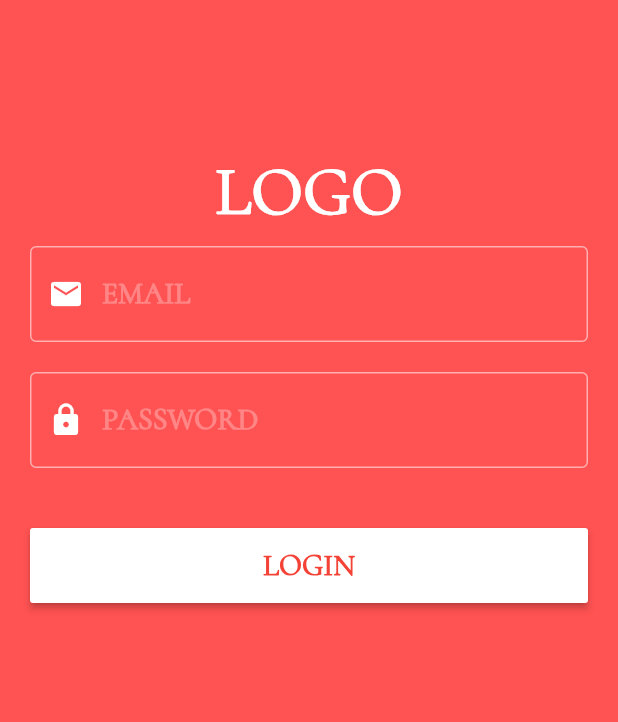
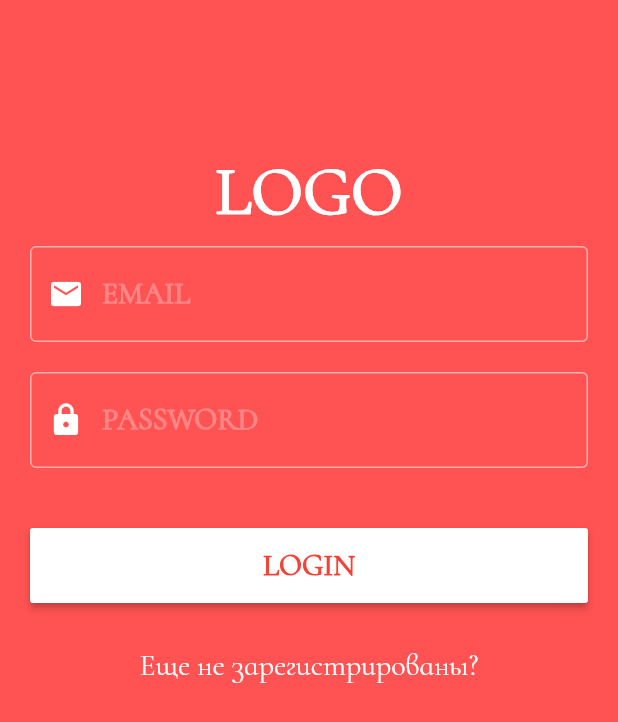
Before and after one commit to 88srzh/TODO_list, a Flutter app: the screen it shows after launch, on a phone screen of 412 x 824 dp. Shown: the top 722 px of the screen. Run offline on Flutter 3.47's test engine with Material 2 defaults, Android fonts, the phone set to English and light mode, and no system bars; our stand-ins replace moor_flutter; missing offline and left inert: flutter_rounded_date_picker; generated files the repository leaves out were written again; statements that could not run were skipped.

Commit message:
done visual part of login page

```diff
--- a/lib/pages/login.dart
+++ b/lib/pages/login.dart
@@ -135,7 +135,45 @@ void _tapLoginButton() {
       body: Column(
         children: <Widget>[
           _logo(),
-          _customLoginField('LOGIN', _tapLoginButton,
+          (
+            showLogin
+            ? Column(
+              children: <Widget> [
+            _customLoginField('LOGIN', _tapLoginButton),
+            SizedBox(height: 20,),
+            Padding(
+              padding: EdgeInsets.all(10),
+              child: GestureDetector(
+                child: Text('Еще не зарегистрированы?',
+                style: TextStyle(fontSize: 20, color: Colors.white)),
+                onTap:() {
+                  setState(() {
+                    showLogin = false;
+                  });
+                }
+              ),
+              ),
+              ],
+            )
+            : Column(
+              children: <Widget> [
+            _customLoginField('REGISTER', _tapLoginButton),
+            SizedBox(height: 20,),
+            Padding(
+              padding: EdgeInsets.all(10),
+              child: GestureDetector(
+                child: Text('Уже зарегистрированы? Войти!',
+                style: TextStyle(fontSize: 20, color: Colors.white)),
+                onTap:() {
+                  setState(() {
+                    showLogin = true;
+                  });
+                } ,
+              )
+              )
+
+              ]
+            )
           ),
         ],
       ),
```
